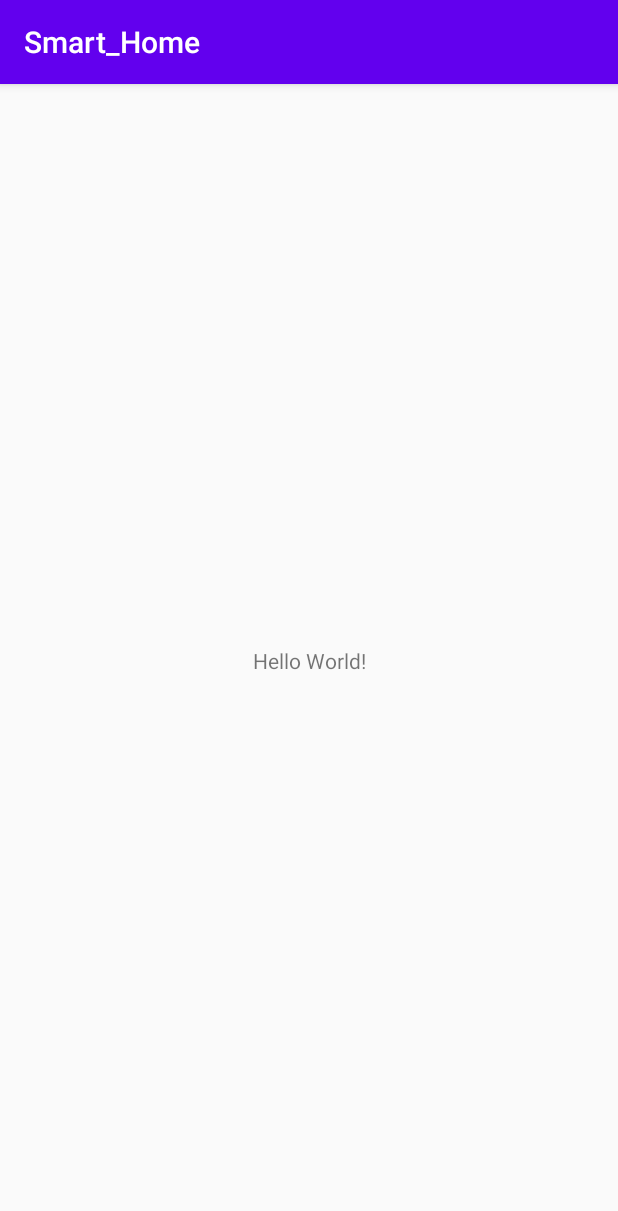
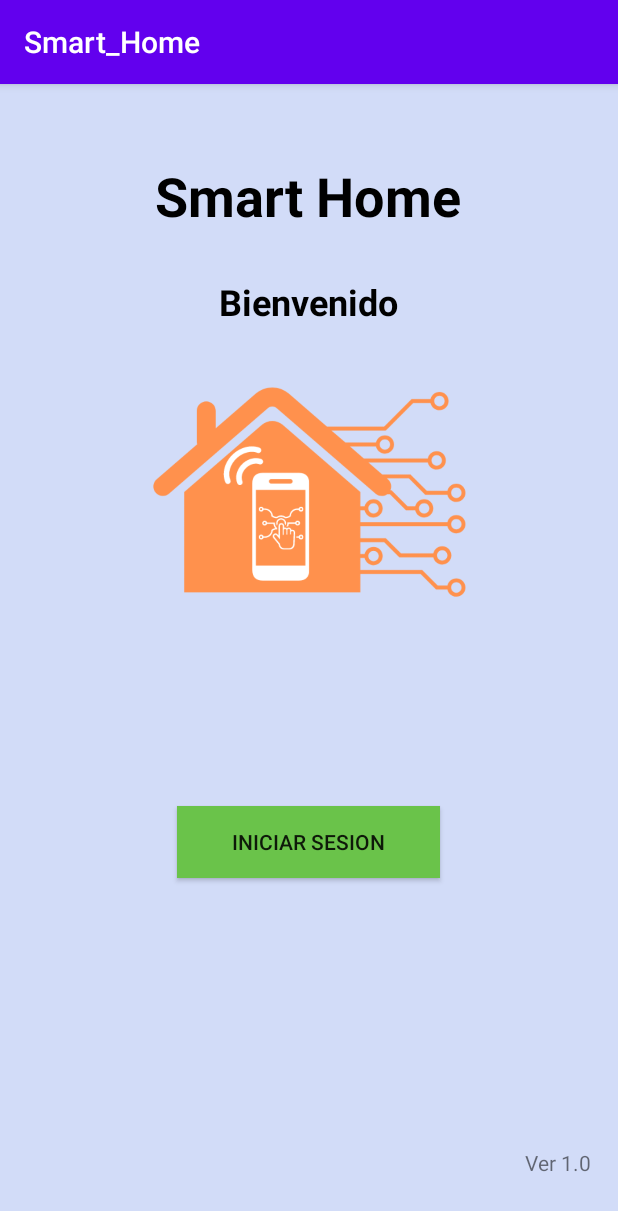
Before and after one commit to amst-fiec/1T2021-Prototipo-de-Casa-Inteligente, an Android app: the screen it shows after launch (MainActivity), on a phone screen of 412 x 824 dp. Shown: the top 1211 px of the screen. Run offline under Robolectric (Android 15) with nearby library versions, the phone set to English and light mode, and no system bars.

Commit message:
plantilla_inicio_sesion

```diff
--- a/Smart_Home/app/src/main/AndroidManifest.xml
+++ b/Smart_Home/app/src/main/AndroidManifest.xml
@@ -9,6 +9,7 @@
         android:roundIcon="@mipmap/ic_launcher_round"
         android:supportsRtl="true"
         android:theme="@style/Theme.Smart_Home">
+        <activity android:name=".InicioSesion"></activity>
         <activity android:name=".MainActivity">
             <intent-filter>
                 <action android:name="android.intent.action.MAIN" />
--- /dev/null
+++ b/Smart_Home/app/src/main/java/com/example/smart_home/InicioSesion.java
@@ -0,0 +1,13 @@
+package com.example.smart_home;
+
+import android.support.v7.app.AppCompatActivity;
+import android.os.Bundle;
+
+public class InicioSesion extends AppCompatActivity {
+
+    @Override
+    protected void onCreate(Bundle savedInstanceState) {
+        super.onCreate(savedInstanceState);
+        setContentView(R.layout.activity_inicio_sesion);
+    }
+}
--- a/Smart_Home/app/src/main/java/com/example/smart_home/MainActivity.java
+++ b/Smart_Home/app/src/main/java/com/example/smart_home/MainActivity.java
@@ -2,12 +2,23 @@ package com.example.smart_home;
 
 import android.support.v7.app.AppCompatActivity;
 import android.os.Bundle;
+import android.widget.Button;
 
 public class MainActivity extends AppCompatActivity {
+
+    private Button btnIniciarS;
 
     @Override
     protected void onCreate(Bundle savedInstanceState) {
         super.onCreate(savedInstanceState);
         setContentView(R.layout.activity_main);
+
+
+        btnIniciarS = (Button) findViewById(R.id.btnIniciarS);
+    }
+
+    public void IniciarSesion(){
+        Intent intent = new Intent(this, InicioSesion.class);
+        startActivity(intent);
     }
 }
--- /dev/null
+++ b/Smart_Home/app/src/main/res/layout/activity_inicio_sesion.xml
@@ -0,0 +1,9 @@
+<?xml version="1.0" encoding="utf-8"?>
+<android.support.constraint.ConstraintLayout xmlns:android="http://schemas.android.com/apk/res/android"
+    xmlns:app="http://schemas.android.com/apk/res-auto"
+    xmlns:tools="http://schemas.android.com/tools"
+    android:layout_width="match_parent"
+    android:layout_height="match_parent"
+    tools:context=".InicioSesion">
+
+</android.support.constraint.ConstraintLayout>
--- a/Smart_Home/app/src/main/res/layout/activity_main.xml
+++ b/Smart_Home/app/src/main/res/layout/activity_main.xml
@@ -1,18 +1,59 @@
 <?xml version="1.0" encoding="utf-8"?>
-<android.support.constraint.ConstraintLayout xmlns:android="http://schemas.android.com/apk/res/android"
+<LinearLayout xmlns:android="http://schemas.android.com/apk/res/android"
     xmlns:app="http://schemas.android.com/apk/res-auto"
     xmlns:tools="http://schemas.android.com/tools"
     android:layout_width="match_parent"
     android:layout_height="match_parent"
+    android:background="#343966EF"
+
+    android:orientation="vertical"
     tools:context=".MainActivity">
 
     <TextView
         android:layout_width="wrap_content"
         android:layout_height="wrap_content"
-        android:text="Hello World!"
-        app:layout_constraintBottom_toBottomOf="parent"
-        app:layout_constraintLeft_toLeftOf="parent"
-        app:layout_constraintRight_toRightOf="parent"
-        app:layout_constraintTop_toTopOf="parent" />
+        android:layout_gravity="center"
+        android:layout_marginTop="50dp"
+        android:text="Smart Home"
+        android:textColor="@color/black"
+        android:textColorHighlight="@color/black"
+        android:textSize="36dp"
+        android:textStyle="bold" />
 
-</android.support.constraint.ConstraintLayout>
+    <TextView
+        android:layout_width="wrap_content"
+        android:layout_height="wrap_content"
+        android:layout_gravity="center"
+        android:layout_marginTop="30dp"
+        android:text="Bienvenido"
+        android:textColor="@color/black"
+        android:textColorHighlight="@color/black"
+        android:textSize="24dp"
+        android:textStyle="bold" />
+
+    <ImageView
+        android:id="@+id/imageView"
+        android:layout_width="220dp"
+        android:layout_height="220dp"
+        android:layout_gravity="center"
+        app:srcCompat="@drawable/logo2" />
+
+    <Button
+        android:id="@+id/btnIniciarS"
+        android:layout_width="175dp"
+        android:layout_height="wrap_content"
+        android:layout_gravity="center"
+        android:layout_marginTop="100dp"
+        android:background="#6AC34A"
+
+        android:text="Iniciar Sesion" />
+
+    <TextView
+        android:id="@+id/textView"
+        android:layout_width="wrap_content"
+        android:layout_height="wrap_content"
+        android:layout_marginLeft="350dp"
+        android:layout_marginTop="180dp"
+        android:text="Ver 1.0" />
+
+</LinearLayout>
```
Also changed, not shown: Smart_Home/app/src/main/res/drawable/logo.png (added), Smart_Home/app/src/main/res/drawable/logo2.png (added).
